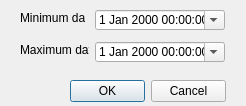
gltn/stdm, file ui/wizard/ui_dtime_property.ui: the form before one commit.
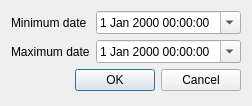
The form after the commit.

Commit message: Added layouts on all property editors

Patch:
```diff
--- a/ui/wizard/ui_dtime_property.ui
+++ b/ui/wizard/ui_dtime_property.ui
@@ -13,57 +13,29 @@
   <property name="windowTitle">
    <string>Datetime properties</string>
   </property>
-  <widget class="QDialogButtonBox" name="buttonBox">
-   <property name="geometry">
-    <rect>
-     <x>70</x>
-     <y>80</y>
-     <width>156</width>
-     <height>23</height>
-    </rect>
-   </property>
-   <property name="orientation">
-    <enum>Qt::Horizontal</enum>
-   </property>
-   <property name="standardButtons">
-    <set>QDialogButtonBox::Cancel|QDialogButtonBox::Ok</set>
-   </property>
-  </widget>
+  <layout class="QFormLayout" name="formLayout">
+   <item row="0" column="0">
+    <widget class="QLabel" name="label">
+     <property name="maximumSize">
+      <size>
+       <width>200</width>
+       <height>16777215</height>
+      </size>
+     </property>
+     <property name="text">
+      <string>Minimum date</string>
+     </property>
+    </widget>
+   </item>
+   <item row="0" column="1">
   <widget class="QDateTimeEdit" name="edtMinDTime">
-   <property name="geometry">
-    <rect>
-     <x>95</x>
-     <y>10</y>
-     <width>130</width>
-     <height>20</height>
-    </rect>
-   </property>
    <property name="calendarPopup">
     <bool>true</bool>
    </property>
   </widget>
-  <widget class="QDateTimeEdit" name="edtMaxDTime">
-   <property name="geometry">
-    <rect>
-     <x>95</x>
-     <y>42</y>
-     <width>130</width>
-     <height>20</height>
-    </rect>
-   </property>
-   <property name="calendarPopup">
-    <bool>true</bool>
-   </property>
-  </widget>
+   </item>
+   <item row="1" column="0">
   <widget class="QLabel" name="label_2">
-   <property name="geometry">
-    <rect>
-     <x>20</x>
-     <y>42</y>
-     <width>69</width>
-     <height>16</height>
-    </rect>
-   </property>
    <property name="sizePolicy">
     <sizepolicy hsizetype="Fixed" vsizetype="Preferred">
      <horstretch>0</horstretch>
@@ -80,25 +52,25 @@
     <string>Maximum date</string>
    </property>
   </widget>
-  <widget class="QLabel" name="label">
-   <property name="geometry">
-    <rect>
-     <x>20</x>
-     <y>10</y>
-     <width>65</width>
-     <height>16</height>
-    </rect>
-   </property>
-   <property name="maximumSize">
-    <size>
-     <width>200</width>
-     <height>16777215</height>
-    </size>
-   </property>
-   <property name="text">
-    <string>Minimum date</string>
-   </property>
-  </widget>
+   </item>
+   <item row="1" column="1">
+    <widget class="QDateTimeEdit" name="edtMaxDTime">
+     <property name="calendarPopup">
+      <bool>true</bool>
+     </property>
+    </widget>
+   </item>
+   <item row="2" column="0" colspan="2">
+    <widget class="QDialogButtonBox" name="buttonBox">
+     <property name="orientation">
+      <enum>Qt::Horizontal</enum>
+     </property>
+     <property name="standardButtons">
+      <set>QDialogButtonBox::Cancel|QDialogButtonBox::Ok</set>
+     </property>
+    </widget>
+   </item>
+  </layout>
  </widget>
  <resources/>
  <connections>
```
Lines whose indentation alone changed are shown as unchanged. The commit also changes 20 other files.
